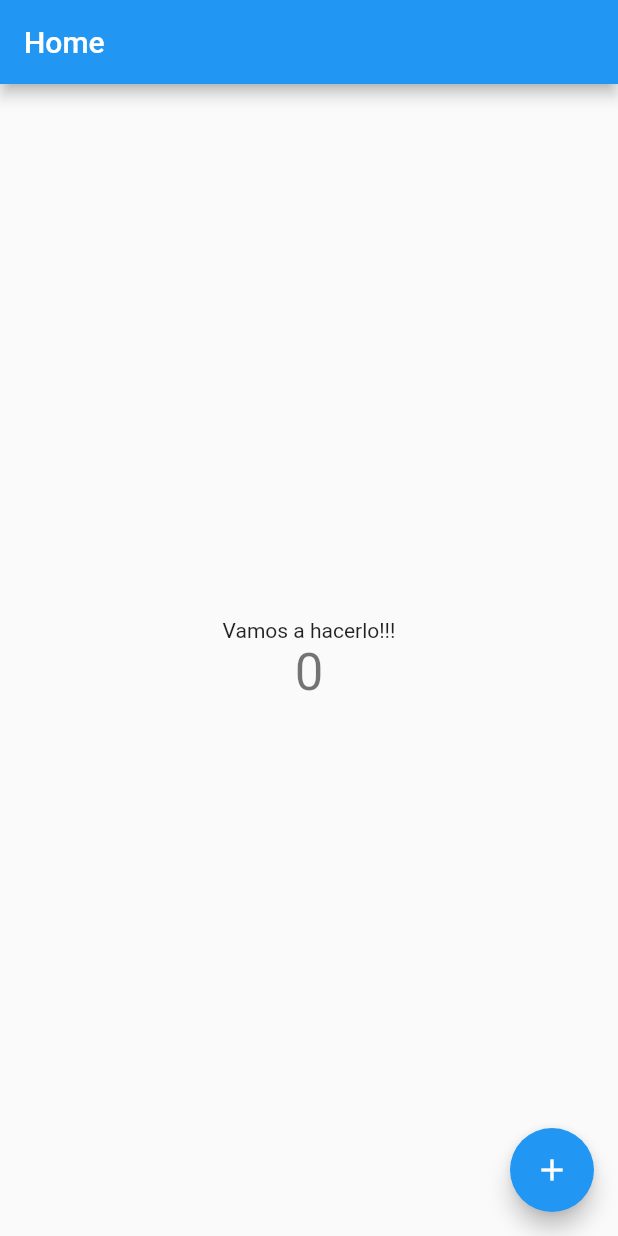
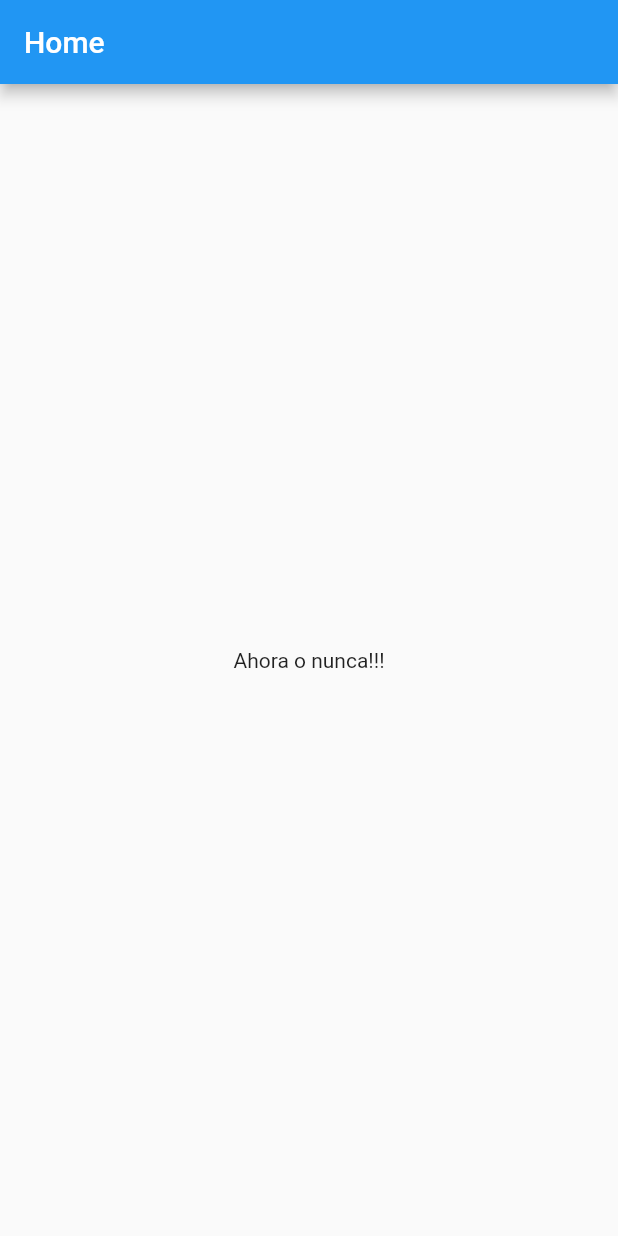
Before and after one commit to Richard-ece/JamReStore-1, a Flutter app: the screen it shows after launch, on a phone screen of 412 x 824 dp. Run offline on Flutter 3.47's test engine with Material 2 defaults, Android fonts, the phone set to English and light mode, and no system bars.

Commit message:
First folder structure

```diff
--- /dev/null
+++ b/lib/app.dart
@@ -0,0 +1,18 @@
+import 'package:flutter/material.dart';
+import 'pages/Home/view.dart';
+
+class MyApp extends StatelessWidget {
+  const MyApp({Key? key}) : super(key: key);
+
+  @override
+  Widget build(BuildContext context) {
+    return MaterialApp(
+      title: 'JamReStore',
+      theme: ThemeData(
+        primarySwatch: Colors.blue,
+      ),
+      home: const HomeView(title: 'Home'),
+      debugShowCheckedModeBanner: false,
+    );
+  }
+}
--- a/lib/main.dart
+++ b/lib/main.dart
@@ -1,68 +1,6 @@
 import 'package:flutter/material.dart';
+import 'app.dart';
 
 void main() {
   runApp(const MyApp());
 }
-
-class MyApp extends StatelessWidget {
-  const MyApp({Key? key}) : super(key: key);
-
-  // This widget is the root of your application.
-  @override
-  Widget build(BuildContext context) {
-    return MaterialApp(
-      title: 'JamReStore',
-      theme: ThemeData(
-        primarySwatch: Colors.blue,
-      ),
-      home: const MyHomePage(title: 'Home'),
-    );
-  }
-}
-
-class MyHomePage extends StatefulWidget {
-  const MyHomePage({Key? key, required this.title}) : super(key: key);
-
-  final String title;
-
-  @override
-  State<MyHomePage> createState() => _MyHomePageState();
-}
-
-class _MyHomePageState extends State<MyHomePage> {
-  int _counter = 0;
-
-  void _incrementCounter() {
-    setState(() {
-      _counter++;
-    });
-  }
-
-  @override
-  Widget build(BuildContext context) {
-    return Scaffold(
-      appBar: AppBar(
-        title: Text(widget.title),
-      ),
-      body: Center(
-        child: Column(
-          mainAxisAlignment: MainAxisAlignment.center,
-          children: <Widget>[
-            const Text(
-              'Vamos a hacerlo!!!',
-            ),
-            Text(
-              '$_counter',
-              style: Theme.of(context).textTheme.headline4,
-            ),
-          ],
-        ),
-      ),
-      floatingActionButton: FloatingActionButton(
-        onPressed: _incrementCounter,
-        tooltip: 'Increment',
-        child: const Icon(Icons.add),
-      ), // This trailing comma makes auto-formatting nicer for build methods.
-    );
-  }
-}
--- /dev/null
+++ b/lib/pages/Home/view.dart
@@ -0,0 +1,34 @@
+import 'package:flutter/material.dart';
+
+class HomeView extends StatefulWidget {
+  const HomeView({Key? key, required this.title}) : super(key: key);
+
+  final String title;
+
+  @override
+  State<HomeView> createState() => _HomeViewState();
+}
+
+class _HomeViewState extends State<HomeView> {
+  int _counter = 0;
+
+  void _incrementCounter() {
+    setState(() {
+      _counter++;
+    });
+  }
+
+  @override
+  Widget build(BuildContext context) {
+    return Scaffold(
+      appBar: AppBar(
+        title: Text(widget.title),
+      ),
+      body: const Center(
+        child: Text(
+          'Ahora o nunca!!!',
+        ),
+      ),
+    );
+  }
+}
```
Also changed, not shown: lib/data/api/index.dart (added), lib/data/models/index.dart (added), lib/data/repositories/index.dart (added), lib/logic/index.dart (added), lib/pages/Auth/SignIn/view.dart (added), lib/pages/Auth/SignUp/view.dart (added), lib/pages/Welcome/view.dart (added), lib/pages/index.dart (added), lib/utils/constants/enums.dart (added), lib/utils/constants/index.dart (added), lib/utils/helpers/index.dart (added), lib/widgets/index.dart (added), 3 other files.
